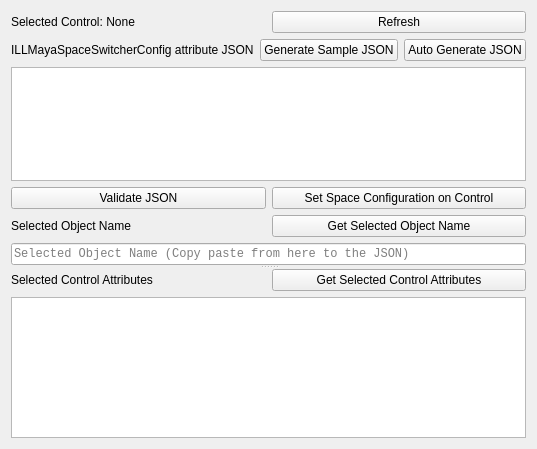
ill/ILLMayaSpaceSwitcher, file ILLMayaSpaceSwitcher/ILLMayaSpaceSwitcherConfiguration.ui: the form before one commit.
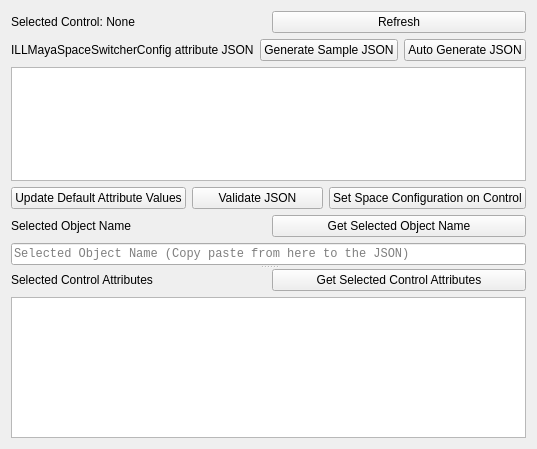
The form after the commit.

Commit message: Added functionality for restoring to the defaults.

What changed in the file:
```diff
--- a/ILLMayaSpaceSwitcher/ILLMayaSpaceSwitcherConfiguration.ui
+++ b/ILLMayaSpaceSwitcher/ILLMayaSpaceSwitcherConfiguration.ui
@@ -91,6 +91,13 @@
        </item>
        <item>
         <layout class="QHBoxLayout" name="hl_set">
+         <item>
+          <widget class="QPushButton" name="btn_updateDefaultAttributeValues">
+           <property name="text">
+            <string>Update Default Attribute Values</string>
+           </property>
+          </widget>
+         </item>
          <item>
           <widget class="QPushButton" name="btn_validate">
            <property name="text">
```
The commit also changes 5 other files.
